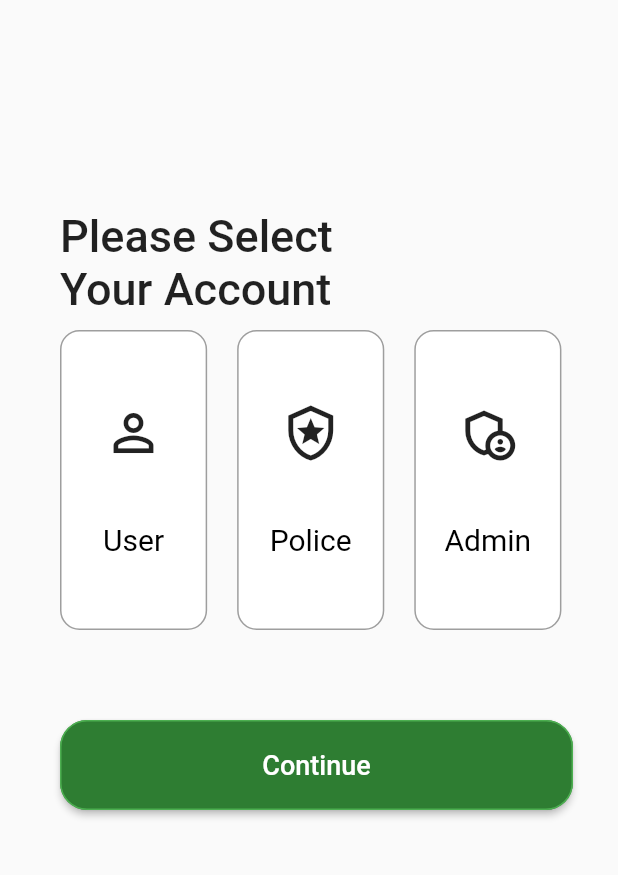
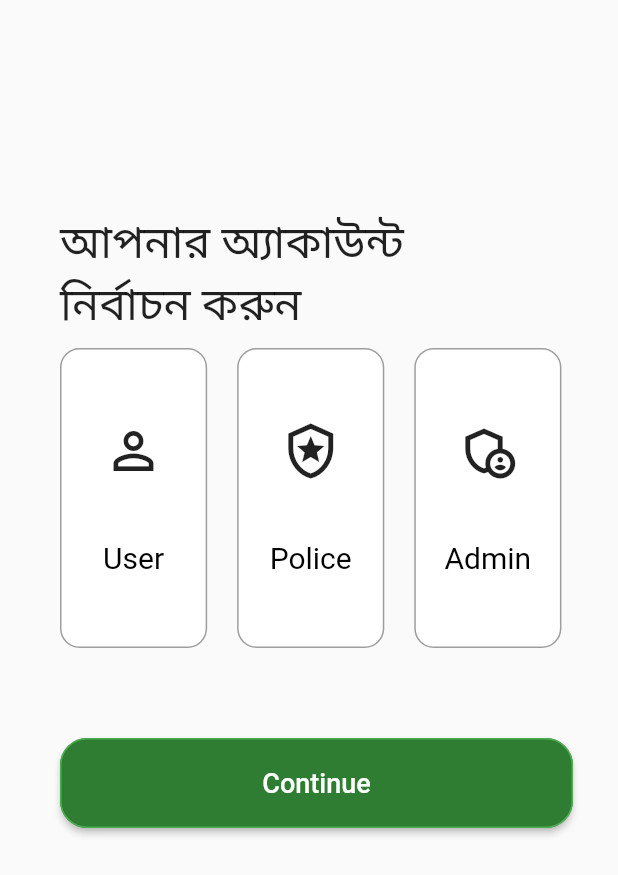
Before and after one commit to samuchakraborty/Traffice-License-Vehicle-Information-System, a Flutter app: the screen it shows after launch, on a phone screen of 412 x 824 dp. Shown: the top 875 px of the screen. Run offline on Flutter 3.47's test engine with Material 2 defaults, Android fonts, the phone set to English and light mode, and no system bars; our stand-ins replace dio, flutter_riverpod, fluttertoast, get, image_picker, shared_preferences; missing offline and left inert: flutter_sslcommerz, multiselect_formfield; Roboto replaces fonts that are missing (Poppins).

Commit message:
translation added

```diff
--- /dev/null
+++ b/lib/bb_translations.dart
@@ -0,0 +1,19 @@
+import 'package:get/get.dart';
+
+class BBTranslations extends Translations {
+  @override
+  Map<String, Map<String, String>> get keys {
+    var map = {
+      'EDIT_PROFILE': 'একাউন্ট পরিবর্তন',
+      'ACCOUNT_TYPE_SELECTION': 'আপনার অ্যাকাউন্ট নির্বাচন করুন',
+
+    };
+    return {
+      'en_US': {
+        'ACCOUNT_TYPE_SELECTION': 'Please select your account',
+        'EDIT_PROFILE': 'Edit Profile'
+      },
+      'bn_BD': map
+    };
+  }
+}
--- a/lib/main.dart
+++ b/lib/main.dart
@@ -1,11 +1,12 @@
 import 'dart:io';
-
 import 'package:flutter/material.dart';
 import 'package:flutter_riverpod/flutter_riverpod.dart';
-import 'package:traffice_information_system/auth/sign_in.dart';
+import 'package:get/get.dart';
+import 'package:get/get_navigation/src/root/get_material_app.dart';
 import 'package:traffice_information_system/user_police_admin.dart';
 
-import 'auth/sign_up.dart';
+import 'bb_translations.dart';
+
 
 void main() {
   HttpOverrides.global = new MyHttpOverrides();
@@ -17,11 +18,14 @@ void main() {
 class MyApp extends StatelessWidget {
   @override
   Widget build(BuildContext context) {
-    return MaterialApp(
+    return GetMaterialApp(
       debugShowCheckedModeBanner: false,
       theme: ThemeData(
         primarySwatch: Colors.green,
       ),
+      translations: BBTranslations(),
+
+      locale: Get.deviceLocale,
       home: UserOrPoliceOrAdmin(),
     );
   }
--- a/lib/user_police_admin.dart
+++ b/lib/user_police_admin.dart
@@ -1,4 +1,7 @@
 import 'package:flutter/material.dart';
+import 'package:get/get.dart';
+import 'package:get/get_utils/src/extensions/internacionalization.dart';
+import 'package:shared_preferences/shared_preferences.dart';
 import 'package:traffice_information_system/auth/sign_in.dart';
 import 'package:traffice_information_system/widgets/check_type_of_user.dart';
 import 'package:traffice_information_system/widgets/custom_button.dart';
@@ -16,6 +19,28 @@ class _UserOrPoliceOrAdminState extends State<UserOrPoliceOrAdmin> {
   PROFILE? selectedProfile;
 
   @override
+  void initState() {
+    // TODO: implement initState
+    loadData();
+    super.initState();
+  }
+
+  loadData() async {
+    SharedPreferences prefs = await SharedPreferences.getInstance();
+
+    var locale = prefs.getString('locale');
+    print(locale);
+    Locale? locals = Locale('bn_BD');
+    if (locale == null || locale.isEmpty) {
+      locals = Locale('bn', 'BD');
+    } else {
+      var splitedLocal = locale.split('_').toList();
+      locals = Locale(splitedLocal[0], splitedLocal[1]);
+    }
+    Get.updateLocale(locals);
+  }
+
+  @override
   Widget build(BuildContext context) {
     return Scaffold(
       body: Container(
@@ -25,10 +50,10 @@ class _UserOrPoliceOrAdminState extends State<UserOrPoliceOrAdmin> {
           children: [
             Container(
               alignment: Alignment.topCenter,
-              margin: EdgeInsets.only(right: 120),
+              margin: EdgeInsets.only(right: 100),
               child: Center(
                 child: Text(
-                  "Please Select Your Account Type",
+                  "ACCOUNT_TYPE_SELECTION".tr,
                   style: h1TextStyle,
                   maxLines: 2,
                 ),
@@ -122,8 +147,6 @@ class _UserOrPoliceOrAdminState extends State<UserOrPoliceOrAdmin> {
                           isAdmin: false,
                           isPolice: false,
                           isUser: true,
-
-
                         ),
                       ),
                     );
@@ -137,8 +160,6 @@ class _UserOrPoliceOrAdminState extends State<UserOrPoliceOrAdmin> {
                           isAdmin: false,
                           isPolice: true,
                           isUser: false,
-
-
                         ),
                       ),
                     );
@@ -153,8 +174,6 @@ class _UserOrPoliceOrAdminState extends State<UserOrPoliceOrAdmin> {
                           isAdmin: true,
                           isPolice: false,
                           isUser: false,
-
-
                         ),
                       ),
                     );
--- a/pubspec.yaml
+++ b/pubspec.yaml
@@ -20,6 +20,9 @@ dependencies:
   dio: ^4.0.0
   flutter_sslcommerz: ^2.0.2-nullsafety.0
   fluttertoast: ^8.0.8
+  get: ^4.3.4
+  shared_preferences: ^2.0.10
+
 
 
 dev_dependencies:
```
Also changed, not shown: pubspec.lock.
